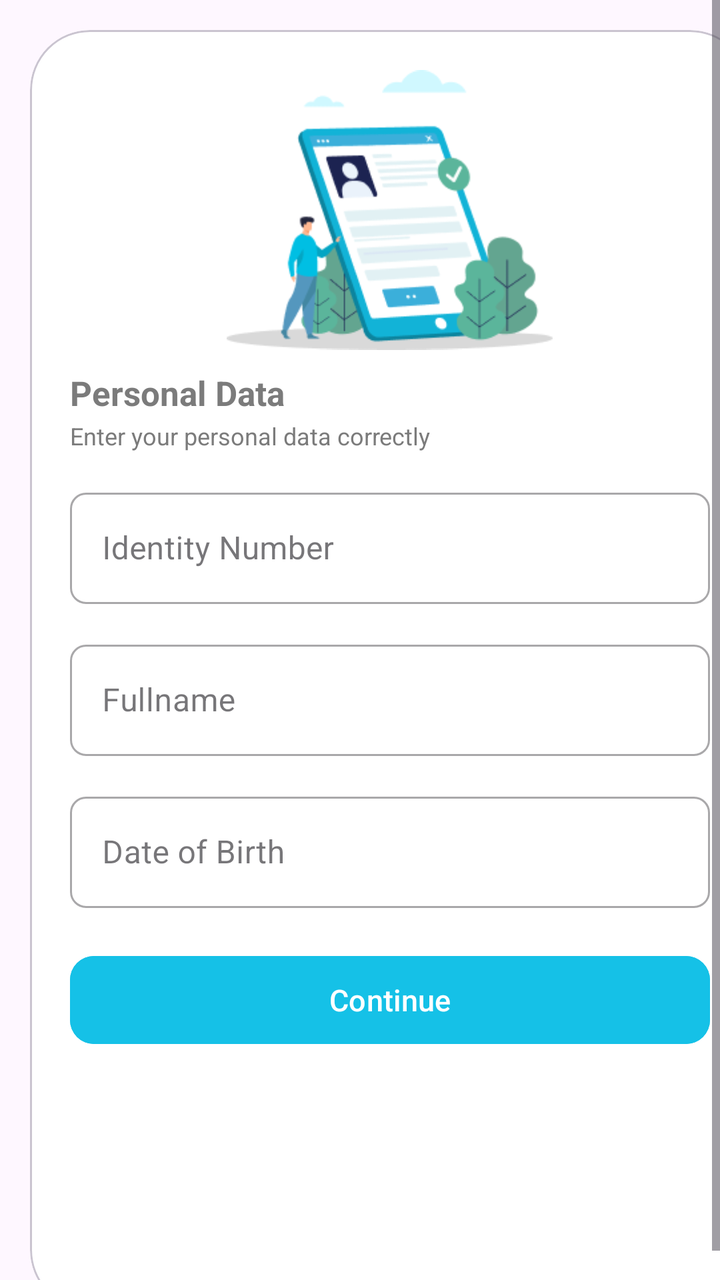
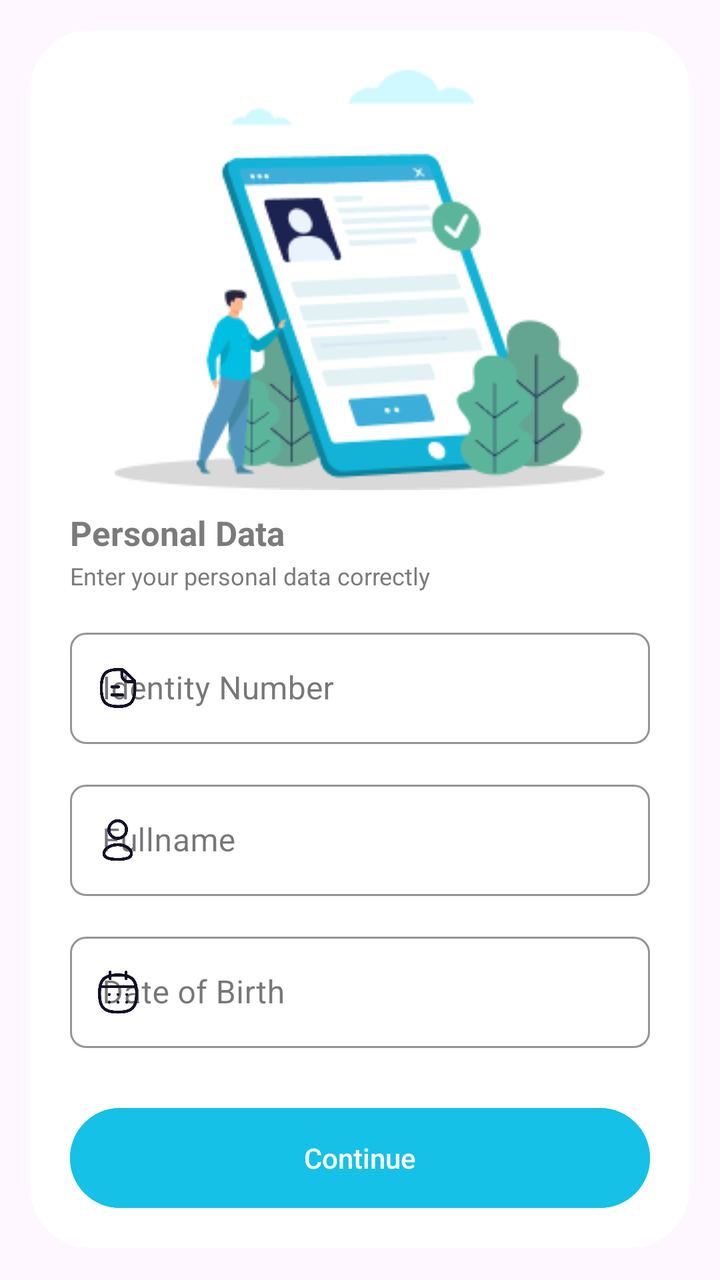

An Android layout rendered at two revisions. The XML below is the earlier revision; the diff shows what the commit changed to produce the second picture.
<!-- AndroidManifest.xml: another module's application theme Theme.Material3.DayNight.NoActionBar -->
<!-- res/layout/fragment_demografi.xml -->
<?xml version="1.0" encoding="utf-8"?>
<ScrollView xmlns:android="http://schemas.android.com/apk/res/android"
    xmlns:app="http://schemas.android.com/apk/res-auto"
    android:layout_width="match_parent"
    android:layout_height="match_parent"
    android:fillViewport="true">

    <com.google.android.material.card.MaterialCardView
        android:layout_width="match_parent"
        android:layout_height="wrap_content"
        android:layout_margin="15dp"
        app:cardBackgroundColor="@color/ekyc_card_background"
        app:cardCornerRadius="30dp"
        app:cardElevation="0dp">

        <LinearLayout
            android:layout_width="match_parent"
            android:layout_height="wrap_content"
            android:orientation="vertical"
            android:padding="20dp">

            <ImageView
                android:layout_width="wrap_content"
                android:layout_height="140dp"
                android:layout_gravity="center_horizontal"
                android:adjustViewBounds="true"
                android:src="@drawable/identity" />

            <TextView
                android:layout_width="match_parent"
                android:layout_height="wrap_content"
                android:layout_marginTop="10dp"
                android:text="Personal Data"
                android:textColor="#7B7B7B"
                android:textSize="17sp"
                android:textStyle="bold" />

            <TextView
                android:layout_width="match_parent"
                android:layout_height="wrap_content"
                android:layout_marginTop="2dp"
                android:text="Enter your personal data correctly"
                android:textColor="#7B7B7B"
                android:textSize="12sp" />

            <com.google.android.material.textfield.TextInputLayout
                android:id="@+id/layoutNik"
                style="@style/Widget.MaterialComponents.TextInputLayout.OutlinedBox"
                android:layout_width="match_parent"
                android:layout_height="wrap_content"
                android:layout_marginTop="15dp"
                android:hint="Identity Number"
                app:boxCornerRadiusBottomEnd="8dp"
                app:boxCornerRadiusBottomStart="8dp"
                app:boxCornerRadiusTopEnd="8dp"
                app:boxCornerRadiusTopStart="8dp"
                app:counterEnabled="false">

                <com.google.android.material.textfield.TextInputEditText
                    android:id="@+id/etNik"
                    android:layout_width="match_parent"
                    android:layout_height="wrap_content"
                    android:inputType="number"
                    android:maxLength="16" />
            </com.google.android.material.textfield.TextInputLayout>

            <com.google.android.material.textfield.TextInputLayout
                android:id="@+id/layoutName"
                style="@style/Widget.MaterialComponents.TextInputLayout.OutlinedBox"
                android:layout_width="match_parent"
                android:layout_height="wrap_content"
                android:layout_marginTop="15dp"
                android:hint="Fullname"
                app:boxCornerRadiusBottomEnd="8dp"
                app:boxCornerRadiusBottomStart="8dp"
                app:boxCornerRadiusTopEnd="8dp"
                app:boxCornerRadiusTopStart="8dp">

                <com.google.android.material.textfield.TextInputEditText
                    android:id="@+id/etName"
                    android:layout_width="match_parent"
                    android:layout_height="wrap_content"
                    android:inputType="textCapCharacters" />
            </com.google.android.material.textfield.TextInputLayout>

            <com.google.android.material.textfield.TextInputLayout
                android:id="@+id/layoutBirthDate"
                style="@style/Widget.MaterialComponents.TextInputLayout.OutlinedBox"
                android:layout_width="match_parent"
                android:layout_height="wrap_content"
                android:layout_marginTop="15dp"
                android:hint="Date of Birth"
                app:boxCornerRadiusBottomEnd="8dp"
                app:boxCornerRadiusBottomStart="8dp"
                app:boxCornerRadiusTopEnd="8dp"
                app:boxCornerRadiusTopStart="8dp">

                <com.google.android.material.textfield.TextInputEditText
                    android:id="@+id/etBirthDate"
                    android:layout_width="match_parent"
                    android:layout_height="wrap_content"
                    android:cursorVisible="false"
                    android:focusable="false"
                    android:inputType="none" />
            </com.google.android.material.textfield.TextInputLayout>

            <ProgressBar
                android:id="@+id/progressBar"
                android:layout_width="wrap_content"
                android:layout_height="wrap_content"
                android:layout_gravity="center"
                android:layout_marginTop="16dp"
                android:visibility="gone" />

            <com.google.android.material.button.MaterialButton
                android:id="@+id/btnContinue"
                android:layout_width="match_parent"
                android:layout_height="52dp"
                android:layout_marginTop="20dp"
                android:backgroundTint="@color/ekyc_primary"
                android:text="Continue"
                android:textAllCaps="false"
                android:textColor="@android:color/white"
                android:textSize="15sp"
                app:cornerRadius="12dp" />

        </LinearLayout>
    </com.google.android.material.card.MaterialCardView>

</ScrollView>
<!-- resources referenced by this layout -->
<resources>
  <color name="ekyc_card_background">#FFFFFF</color>
  <color name="ekyc_primary">#15C1E7</color>
  <!-- drawable identity: png bitmap (drawable-nodpi, 15966 bytes) -->
</resources>

<!-- the commit's change to res/layout/fragment_demografi.xml (unified diff, before → after) -->
@@ -3,7 +3,7 @@
     xmlns:app="http://schemas.android.com/apk/res-auto"
     android:layout_width="match_parent"
     android:layout_height="match_parent"
-    android:fillViewport="true">
+    android:fillViewport="false">
 
     <com.google.android.material.card.MaterialCardView
         android:layout_width="match_parent"
@@ -11,7 +11,8 @@
         android:layout_margin="15dp"
         app:cardBackgroundColor="@color/ekyc_card_background"
         app:cardCornerRadius="30dp"
-        app:cardElevation="0dp">
+        app:cardElevation="0dp"
+        app:strokeWidth="0dp">
 
         <LinearLayout
             android:layout_width="match_parent"
@@ -20,10 +21,12 @@
             android:padding="20dp">
 
             <ImageView
-                android:layout_width="wrap_content"
-                android:layout_height="140dp"
+                android:layout_width="245dp"
+                android:layout_height="210dp"
                 android:layout_gravity="center_horizontal"
                 android:adjustViewBounds="true"
+                android:scaleType="fitCenter"
+                android:contentDescription="Identity illustration"
                 android:src="@drawable/identity" />
 
             <TextView
@@ -45,6 +48,9 @@
 
             <com.google.android.material.textfield.TextInputLayout
                 android:id="@+id/layoutNik"
+                app:startIconDrawable="@drawable/ekyc_paper"
+                app:startIconTint="#130F26"
+                app:boxStrokeColor="#BDBDBD"
                 style="@style/Widget.MaterialComponents.TextInputLayout.OutlinedBox"
                 android:layout_width="match_parent"
                 android:layout_height="wrap_content"
@@ -66,6 +72,9 @@
 
             <com.google.android.material.textfield.TextInputLayout
                 android:id="@+id/layoutName"
+                app:startIconDrawable="@drawable/ekyc_profile"
+                app:startIconTint="#130F26"
+                app:boxStrokeColor="#BDBDBD"
                 style="@style/Widget.MaterialComponents.TextInputLayout.OutlinedBox"
                 android:layout_width="match_parent"
                 android:layout_height="wrap_content"
@@ -80,11 +89,14 @@
                     android:id="@+id/etName"
                     android:layout_width="match_parent"
                     android:layout_height="wrap_content"
-                    android:inputType="textCapCharacters" />
+                    android:inputType="textCapWords" />
             </com.google.android.material.textfield.TextInputLayout>
 
             <com.google.android.material.textfield.TextInputLayout
                 android:id="@+id/layoutBirthDate"
+                app:startIconDrawable="@drawable/ekyc_calendar"
+                app:startIconTint="#130F26"
+                app:boxStrokeColor="#BDBDBD"
                 style="@style/Widget.MaterialComponents.TextInputLayout.OutlinedBox"
                 android:layout_width="match_parent"
                 android:layout_height="wrap_content"
@@ -115,14 +127,20 @@
             <com.google.android.material.button.MaterialButton
                 android:id="@+id/btnContinue"
                 android:layout_width="match_parent"
-                android:layout_height="52dp"
-                android:layout_marginTop="20dp"
+                android:layout_height="50dp"
+                android:layout_marginTop="30dp"
                 android:backgroundTint="@color/ekyc_primary"
                 android:text="Continue"
                 android:textAllCaps="false"
+                android:elevation="0dp"
+                android:stateListAnimator="@null"
+                app:elevation="0dp"
+                android:insetTop="0dp"
+                android:insetBottom="0dp"
+                android:letterSpacing="0"
                 android:textColor="@android:color/white"
-                android:textSize="15sp"
-                app:cornerRadius="12dp" />
+                android:textSize="14sp"
+                app:cornerRadius="25dp" />
 
         </LinearLayout>
     </com.google.android.material.card.MaterialCardView>
<!-- resource entries referenced after the edit -->
@@ -2,6 +2,11 @@
 <resources>
   <color name="ekyc_card_background">#FFFFFF</color>
   <color name="ekyc_primary">#15C1E7</color>
+  <!-- drawable ekyc_calendar: vector/xml drawable (drawable, 2502 chars, omitted) -->
+  <!-- drawable ekyc_paper (drawable) -->
+  <vector xmlns:android="http://schemas.android.com/apk/res/android" android:width="24dp" android:height="24dp" android:viewportWidth="24" android:viewportHeight="24"><path android:pathData="M14.3053 15.45H8.90527" android:strokeColor="#130F26" android:strokeWidth="1.5" android:strokeLineCap="round" android:strokeLineJoin="round" android:fillColor="@android:color/transparent"/><path android:pathData="M12.2604 11.4387H8.90442" android:strokeColor="#130F26" android:strokeWidth="1.5" android:strokeLineCap="round" android:strokeLineJoin="round" android:fillColor="@android:color/transparent"/><path android:pathData="M20.1598 8.3L14.4898 2.9C13.7598 2.8 12.9398 2.75 12.0398 2.75C5.74978 2.75 3.64978 5.07 3.64978 12C3.64978 18.94 5.74978 21.25 12.0398 21.25C18.3398 21.25 20.4398 18.94 20.4398 12C20.4398 10.58 20.3498 9.35 20.1598 8.3Z" android:strokeColor="#130F26" android:strokeWidth="1.5" android:strokeLineCap="round" android:strokeLineJoin="round" android:fillColor="@android:color/transparent"/><path android:pathData="M13.9342 2.83276V5.49376C13.9342 7.35176 15.4402 8.85676 17.2982 8.85676H20.2492" android:strokeColor="#130F26" android:strokeWidth="1.5" android:strokeLineCap="round" android:strokeLineJoin="round" android:fillColor="@android:color/transparent"/></vector>
+  <!-- drawable ekyc_profile (drawable) -->
+  <vector xmlns:android="http://schemas.android.com/apk/res/android" android:width="24dp" android:height="24dp" android:viewportWidth="24" android:viewportHeight="24"><path android:pathData="M11.8445 21.6618C8.15273 21.6618 5 21.0873 5 18.7865C5 16.4858 8.13273 14.3618 11.8445 14.3618C15.5364 14.3618 18.6891 16.4652 18.6891 18.766C18.6891 21.0658 15.5564 21.6618 11.8445 21.6618Z" android:strokeColor="#130F26" android:strokeWidth="1.5" android:strokeLineCap="round" android:strokeLineJoin="round" android:fillColor="@android:color/transparent"/><path android:pathData="M11.8372 11.1735C14.26 11.1735 16.2236 9.2099 16.2236 6.78718C16.2236 4.36445 14.26 2.3999 11.8372 2.3999C9.41452 2.3999 7.44998 4.36445 7.44998 6.78718C7.4418 9.20172 9.3918 11.1654 11.8063 11.1735C11.8172 11.1735 11.8272 11.1735 11.8372 11.1735Z" android:strokeColor="#130F26" android:strokeWidth="1.5" android:strokeLineCap="round" android:strokeLineJoin="round" android:fillColor="@android:color/transparent"/></vector>
   <!-- drawable identity: png bitmap (drawable-nodpi, 15966 bytes) -->
 </resources>
 
